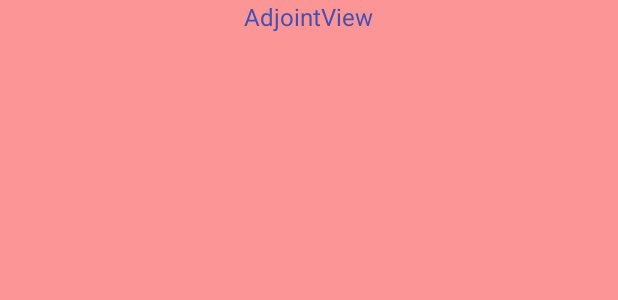
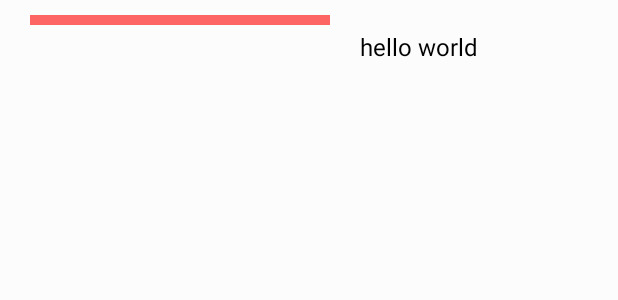
Before and after one commit to CysionLiu/SelfAdjointView, an Android app: the layout holder_span.xml on its own in the app's theme, with its tools: preview values and no code run, on a phone screen of 412 x 824 dp. Shown: the top 300 px of the screen. Run offline under Robolectric (Android 15) with nearby library versions, the phone set to English and light mode, and no system bars.

```diff
--- a/AdjointLib/src/main/java/com/cysion/adjointlib/AdjointContainer.java
+++ b/AdjointLib/src/main/java/com/cysion/adjointlib/AdjointContainer.java
@@ -10,8 +10,6 @@ import android.view.ViewTreeObserver;
 import android.widget.ImageView;
 import android.widget.RelativeLayout;
 
-import com.cysion.adjointlib.view.SelfAdjustImageView;
-
 /**
  * Created by CysionLiu on 2017/8/9.
  */
@@ -19,26 +17,18 @@ import com.cysion.adjointlib.view.SelfAdjustImageView;
 public class AdjointContainer extends RelativeLayout implements ViewTreeObserver.OnScrollChangedListener {
     private boolean enableScrollParallax = true;
     private int[] viewLocation = new int[2];
-
     private Drawable mDrawable;
     private ImageView mImageView;
 
     private Rect parentLocation = new Rect();
+    private Locator mLocator;
 
-    public Rect getParentLocation() {
-        return parentLocation;
-    }
-
-    public void setParentLocation(Rect aParentLocation) {
-        parentLocation = aParentLocation;
+    public void setLocator(Locator aLocator) {
+        mLocator = aLocator;
     }
 
     public void setImageView(ImageView aImageView) {
         mImageView = aImageView;
-    }
-
-    public void setDrawable(Drawable aDrawable) {
-        mDrawable = aDrawable;
     }
 
     public AdjointContainer(Context context) {
@@ -74,6 +64,10 @@ public class AdjointContainer extends RelativeLayout implements ViewTreeObserver
 
     @Override
     protected void onDraw(Canvas canvas) {
+        if (mLocator != null) {
+            parentLocation = mLocator.getLocation();
+        }
+
         mDrawable = mImageView.getDrawable();
         if (!enableScrollParallax || mDrawable == null || parentLocation.bottom == 0) {
             super.onDraw(canvas);
@@ -101,7 +95,7 @@ public class AdjointContainer extends RelativeLayout implements ViewTreeObserver
         // device's height
         int dHeight = getResources().getDisplayMetrics().heightPixels;
         dHeight = dHeight < pbottom ? dHeight : pbottom;
-        if (iWidth * vHeight < iHeight * vWidth||iHeight>vHeight) {
+        if (iWidth * vHeight < iHeight * vWidth || iHeight > vHeight) {
             // avoid over scroll
             if (y < ptop - vHeight) {
                 y = ptop - vHeight;
@@ -113,7 +107,6 @@ public class AdjointContainer extends RelativeLayout implements ViewTreeObserver
             float max_dy = Math.abs((iHeight * imgScale - vHeight));
             y = y - ptop;
             int farY = pbottom - ptop - vHeight;
-//            float translateY = -(2 * max_dy * y + max_dy * (vHeight - dHeight)) / (vHeight + dHeight);
             float translateY = -(max_dy * y / farY);
             canvas.translate(0, translateY);
         }
@@ -132,13 +125,4 @@ public class AdjointContainer extends RelativeLayout implements ViewTreeObserver
     protected void onMeasure(int widthMeasureSpec, int heightMeasureSpec) {
         super.onMeasure(widthMeasureSpec, heightMeasureSpec);
     }
-
-
-    public interface AdjointStyle {
-        void onAttachedToImageView(SelfAdjustImageView view);
-
-        void onDetachedFromImageView(SelfAdjustImageView view);
-
-        void transform(SelfAdjustImageView view, Canvas canvas, int x, int y);
-    }
 }
--- /dev/null
+++ b/AdjointLib/src/main/java/com/cysion/adjointlib/Locator.java
@@ -0,0 +1,11 @@
+package com.cysion.adjointlib;
+
+import android.graphics.Rect;
+
+/**
+ * Created by Administrator on 2017/8/9.
+ */
+
+public interface Locator {
+    Rect getLocation();
+}
--- a/AdjointLib/src/main/java/com/cysion/adjointlib/view/SelfAdjustImageView.java
+++ b/AdjointLib/src/main/java/com/cysion/adjointlib/view/AdjointImageView.java
@@ -1,27 +1,24 @@
 package com.cysion.adjointlib.view;
 
 import android.content.Context;
-import android.graphics.Canvas;
 import android.util.AttributeSet;
-import android.view.ViewGroup;
-import android.view.ViewTreeObserver;
 import android.widget.ImageView;
 
 /**
- * Created by gjz on 25/11/2016.
+ * Created by cysionLiu on 25/11/2016.
  */
 
-public class SelfAdjustImageView extends ImageView {
+public class AdjointImageView extends ImageView {
 
-    public SelfAdjustImageView(Context context) {
+    public AdjointImageView(Context context) {
         this(context, null);
     }
 
-    public SelfAdjustImageView(Context context, AttributeSet attrs) {
+    public AdjointImageView(Context context, AttributeSet attrs) {
         this(context, attrs, 0);
     }
 
-    public SelfAdjustImageView(Context context, AttributeSet attrs, int defStyleAttr) {
+    public AdjointImageView(Context context, AttributeSet attrs, int defStyleAttr) {
         super(context, attrs, defStyleAttr);
     }
 
--- a/sample/src/main/java/com/cysion/sample/MainActivity.java
+++ b/sample/src/main/java/com/cysion/sample/MainActivity.java
@@ -7,6 +7,7 @@ import android.support.v7.widget.GridLayoutManager;
 import android.support.v7.widget.LinearLayoutManager;
 import android.support.v7.widget.RecyclerView;
 
+import com.cysion.adjointlib.SimpleLocator;
 import com.cysion.adjointlib.utils.ALog;
 import com.cysion.sample.adapter.GlobalAdapter;
 import com.cysion.sample.model.BaseData;
@@ -25,7 +26,7 @@ public class MainActivity extends AppCompatActivity {
         ALog.single().init(this);
         setContentView(R.layout.activity_main);
         mRecyclerView = (RecyclerView) findViewById(R.id.recycler);
-        mRecyclerView.setLayoutManager(new GridLayoutManager(this,1,LinearLayoutManager.VERTICAL, false));
+        mRecyclerView.setLayoutManager(new GridLayoutManager(this, 1, LinearLayoutManager.VERTICAL, false));
         List<BaseData> imgList = Provider.single().getImgs();
         List<BaseData> spanlist = Provider.single().getSpans();
         imgList.addAll(spanlist);
@@ -36,7 +37,7 @@ public class MainActivity extends AppCompatActivity {
             @Override
             public void run() {
                 mRecyclerView.getGlobalVisibleRect(mR);
-                mAdapter.setParentLocation(mR);
+                SimpleLocator.single().setParentFrame(mR);
             }
         });
 
--- a/sample/src/main/java/com/cysion/sample/holder/ImgHolder.java
+++ b/sample/src/main/java/com/cysion/sample/holder/ImgHolder.java
@@ -5,6 +5,7 @@ import android.view.View;
 import android.widget.ImageView;
 
 import com.cysion.adjointlib.AdjointContainer;
+import com.cysion.adjointlib.SimpleLocator;
 import com.cysion.sample.R;
 import com.cysion.sample.model.BaseData;
 import com.cysion.sample.model.ImgData;
@@ -25,12 +26,13 @@ public class ImgHolder extends BaseViewHolder {
         mImg = (ImageView) itemView.findViewById(R.id.img_holder_img);
         mCon = (AdjointContainer) itemView.findViewById(R.id.container);
         mCon.setImageView(mImg);
+        mCon.setLocator(SimpleLocator.single());
     }
 
     @Override
     public void bindData(Activity aActivity, List<? extends BaseData> aDataList, int position) {
         ImgData baseData = (ImgData) aDataList.get(position);
         mImg.setImageResource(baseData.getImgId());
-        mCon.setParentLocation(getParentLocation());
+
     }
 }
--- a/sample/src/main/res/layout/holder_img.xml
+++ b/sample/src/main/res/layout/holder_img.xml
@@ -8,7 +8,7 @@
     android:layout_height="200dp"
     android:layout_margin="2dp">
 
-    <com.cysion.adjointlib.view.SelfAdjustImageView
+    <com.cysion.adjointlib.view.AdjointImageView
         android:id="@+id/img_holder_img"
         android:layout_width="match_parent"
         android:layout_height="wrap_content"
--- a/sample/src/main/res/layout/holder_span.xml
+++ b/sample/src/main/res/layout/holder_span.xml
@@ -2,43 +2,37 @@
 <LinearLayout xmlns:android="http://schemas.android.com/apk/res/android"
               android:layout_width="match_parent"
               android:layout_height="match_parent"
-              android:background="#66ff0000"
-              android:orientation="vertical">
+              android:background="#66ffffff"
+              android:padding="10dp"
+              android:orientation="horizontal">
 
-    <TextView
-        android:id="@+id/title"
-        android:layout_width="wrap_content"
-        android:layout_height="wrap_content"
-        android:layout_gravity="center_horizontal"
-        android:text="AdjointView"
-        android:textColor="@color/colorPrimary"
-        android:textSize="16sp"/>
 
     <com.cysion.adjointlib.AdjointContainer
         android:id="@+id/container"
         android:layout_width="200dp"
-        android:layout_height="120dp"
+        android:layout_height="100dp"
         android:layout_gravity="center_horizontal"
-        android:layout_marginLeft="10dp"
-        android:layout_marginRight="10dp"
+        android:layout_margin="10dp"
         >
 
-        <com.cysion.adjointlib.view.SelfAdjustImageView
+        <com.cysion.adjointlib.view.AdjointImageView
             android:id="@+id/img_holder_img"
-            android:layout_width="200dp"
-            android:layout_height="100dp"
-            android:scaleType="centerCrop"
+            android:layout_width="match_parent"
+            android:padding="3dp"
+            android:background="#99ff0000"
+            android:adjustViewBounds="true"
+            android:layout_height="wrap_content"
             />
 
     </com.cysion.adjointlib.AdjointContainer>
 
     <TextView
         android:id="@+id/content"
+        android:textColor="#ff000000"
         android:layout_width="wrap_content"
         android:layout_height="wrap_content"
-        android:layout_alignParentBottom="true"
+        android:layout_margin="10dp"
         android:text="hello world"
-        android:textColor="@color/colorAccent"
         android:textSize="16sp"
-        android:visibility="gone"/>
+        />
 </LinearLayout>
```
Also changed, not shown: AdjointLib/src/main/java/com/cysion/adjointlib/AdjointStyle.java (added, +17 -0 lines), AdjointLib/src/main/java/com/cysion/adjointlib/SimpleLocator.java (added, +36 -0 lines), sample/src/main/java/com/cysion/sample/adapter/GlobalAdapter.java (+1 -11 lines), sample/src/main/java/com/cysion/sample/holder/BaseViewHolder.java (+0 -10 lines), sample/src/main/java/com/cysion/sample/holder/SpanHolder.java (+3 -4 lines).
